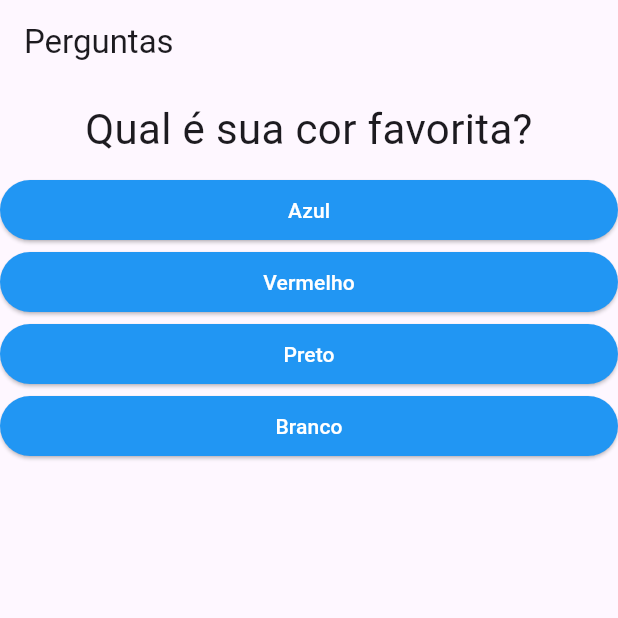
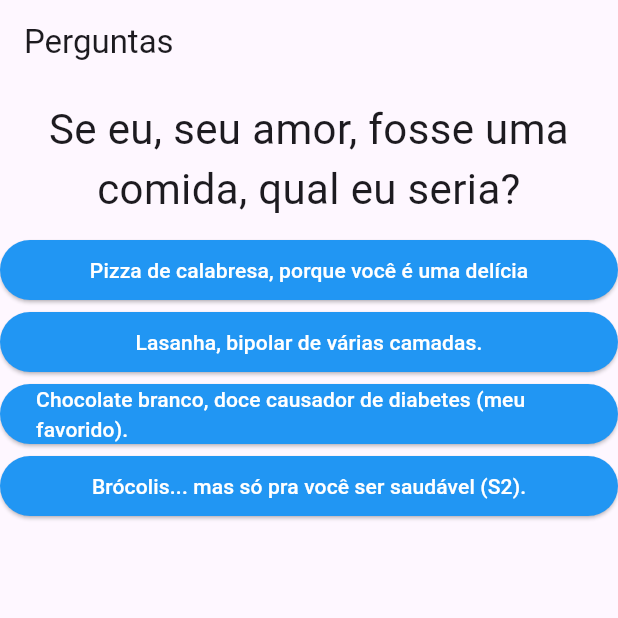
Before and after one commit to Wendelsena/FirstTest_Flutter, a Flutter app: the screen it shows after launch, on a phone screen of 412 x 824 dp, the top half of it. Run offline on Flutter 3.47's test engine with Material 3 defaults, Android fonts, the phone set to English and light mode, and no system bars.

Commit message:
Ajuste das Questões

```diff
--- a/lib/main.dart
+++ b/lib/main.dart
@@ -1,5 +1,5 @@
-import 'package:first_test_flutter/questao.dart';
-import 'package:first_test_flutter/resposta.dart';
+
+import 'package:first_test_flutter/questionario.dart';
 import 'package:first_test_flutter/resultado.dart';
 import 'package:flutter/material.dart';
 
@@ -13,18 +13,51 @@ class _PerguntaAppState extends State<PerguntaApp> {
   var _perguntaSelecionada = 0; // Variável que armazena o índice da pergunta atual.
   final _perguntas = const [  // Declara uma lista de strings chamada 'perguntas'
       {
-        'texto' : 'Qual é sua cor favorita?',
-        'respostas' : ['Azul', 'Vermelho', 'Preto', 'Branco',],
+        'texto' : 'Se eu, seu amor, fosse uma comida, qual eu seria?',
+        'respostas' : [
+          {'texto' : 'Pizza de calabresa, porque você é uma delícia', 'nota' : 10},
+          {'texto' : 'Lasanha, bipolar de várias camadas.', 'nota' : 10},
+          {'texto' : 'Chocolate branco, doce causador de diabetes (meu favorido).', 'nota' : 10},
+          {'texto' : 'Brócolis... mas só pra você ser saudável (S2).', 'nota' : 10},
+        ],
       },
       {
-        'texto' : 'Qual é seu jogo favorita?',
-        'respostas' : ['Red Dead 2', 'GTA 5', 'The Witcher 3', 'Dark Souls'],
+        'texto' : 'Se você pudesse escolher, qual seria seu superpoder?',
+        'respostas' : [
+          {'texto' : 'Invisibilidade, porque sou ciúmento, paranóico com dependência emocional.', 'nota' : 10},
+          {'texto' : 'Voar, pra fugir de mim :(', 'nota' : 0},
+          {'texto' : 'Teletransporte, pra estar sempre pertinho do seu amor (eu).', 'nota' : 10},
+          {'texto' : 'Força sobre-humana, pra aguentar meu humor insuportával.', 'nota' : 10},
+        ],
       },
       {
-        'texto' : 'Qual é seu anime favorito?',
-        'respostas' : ['One Piece', 'Naruto Shippuden', 'Cowboy Bebop', 'Jujutsu Kaisen',]
+        'texto' : 'Se eu fosse um filme, qual seria o gênero?',
+        'respostas' : [
+          {'texto' : 'Comédia romântica, porque sou um charme (usando o app pra infliar meu ego).', 'nota' : 10},
+          {'texto' : 'Ação (vir me ver na Cidade Nova não é facíl).', 'nota' : 10},
+          {'texto' : 'Drama, porque às vezes eu sou dramático e insuportavél (desculpa).', 'nota' : 10},
+          {'texto' : 'Ficção científica, nosso amor é de outro mundo gata!', 'nota' : 10},
+        ],
       },
-    ];
+      {
+        'texto' : 'O que você mais ama quando estamos juntos? (Quero sinceridade nessa)',
+        'respostas' : [
+          {'texto' : 'Quando pedimos temake pra comer.', 'nota' : 10},
+          {'texto' : 'Quando a gente vai em japa encher o buxo.', 'nota' : 10},
+          {'texto' : 'Quando a gente come sushi', 'nota' : 10},
+          {'texto' : 'Tudo, não consigo escolher só uma coisa!', 'nota' : 10},
+        ],
+      },
+          {
+      'texto' : 'Se a gente fosse viajar agora, qual seria o destino perfeito?',
+      'respostas' : [
+        {'texto' : 'Paris, a cidade do amor, ulala', 'nota' : 10},
+        {'texto' : 'Ilhas Maldivas, só nós dois e o mar eitaporra.', 'nota' : 10},
+        {'texto' : 'co-com certeza Tóquio, we-wendelru-sama.', 'nota' : 10},
+        {'texto' : 'Pintópolis - MG.', 'nota' : 10},
+       ],
+     },
+   ];
 
   void _responder() {
     if (temPerguntaSelecionada) {
@@ -39,15 +72,6 @@ bool get temPerguntaSelecionada {
 }
   @override
   Widget build(BuildContext context) { // O método build é obrigatório em um StatelessWidget, e é onde a interface do widget é definida
-
-    List<String> respostas = temPerguntaSelecionada
-    ? _perguntas[_perguntaSelecionada]['respostas'] as List<String> : [];
-    // Declara uma lista de strings 'respostas', pegando o valor da chave 'respostas' do mapa 'perguntas'.
-    // O 'as List<String>' garante que o Dart saiba que esse valor é uma lista de strings.
-
-    List<Widget> widgets = respostas.map((t) => Resposta(t, _responder)).toList();
-    // O método 'map' itera sobre a lista de respostas e cria um widget 'Resposta' para cada item (t).
-    // A função 'map' retorna um Iterable, então usamos '.toList()' para convertê-lo em uma lista de widgets.
 
 
 
@@ -69,15 +93,11 @@ bool get temPerguntaSelecionada {
         appBar: AppBar( // AppBar é a barra de título no topo da tela
           title: Text('Perguntas'),
         ),
-        body: temPerguntaSelecionada ? Column( // Column é um widget que organiza seus filhos em uma coluna vertical
-          children: <Widget>[  // Adiciona a pergunta como um widget no layout.
-            Questao(_perguntas[_perguntaSelecionada]['texto'] as String),
-            ...widgets,
-             /* O '...respostas' é o operador spread, que pega cada item da lista 'respostas'
-                e os insere individualmente na lista de widgets da Column.
-                Assim, cada botão de resposta será adicionado dinamicamente de acordo com a pergunta selecionada. */
-          ],
-        ) : Resultado(),
+        body: temPerguntaSelecionada
+        ? Questionario(perguntas: _perguntas,
+                       perguntaSelecionada: _perguntaSelecionada,
+                       responder: _responder)
+         : Resultado(),
       ),
     );
   }
--- /dev/null
+++ b/lib/questionario.dart
@@ -0,0 +1,43 @@
+import 'package:first_test_flutter/questao.dart';
+import 'package:first_test_flutter/resposta.dart';
+import 'package:flutter/material.dart';
+
+class Questionario extends StatelessWidget {
+  final List<Map<String, Object>> perguntas;
+  final int perguntaSelecionada;
+  final void Function() responder;
+
+  Questionario({
+    required this.perguntas,
+    required this.perguntaSelecionada,
+    required this.responder
+  });
+
+  bool get temPerguntaSelecionada {
+  return perguntaSelecionada < perguntas.length; // se pergunta for maior que tamanho da lista
+  }
+
+  @override
+  Widget build(BuildContext context) {
+
+
+    List<Map<String, Object>> respostas = temPerguntaSelecionada
+    ? perguntas[perguntaSelecionada]['respostas'] as List<Map<String, Object>> : [];
+    // Declara uma lista de strings 'respostas', pegando o valor da chave 'respostas' do mapa 'perguntas'.
+    // O 'as List<String>' garante que o Dart saiba que esse valor é uma lista de strings.
+     List<Widget> widgets = respostas.map((resp) => Resposta(resp['texto'] as String, responder)).toList();
+    // O método 'map' itera sobre a lista de respostas e cria um widget 'Resposta' para cada item (t).
+    // A função 'map' retorna um Iterable, então usamos '.toList()' para convertê-lo em uma lista de widgets.
+
+
+    return Column( // Column é um widget que organiza seus filhos em uma coluna vertical
+      children: <Widget> [  // Adiciona a pergunta como um widget no layout.
+        Questao(perguntas[perguntaSelecionada]['texto'] as String),
+        ...widgets,
+          /* O '...respostas' é o operador spread, que pega cada item da lista 'respostas'
+            e os insere individualmente na lista de widgets da Column.
+            Assim, cada botão de resposta será adicionado dinamicamente de acordo com a pergunta selecionada. */
+      ],
+    );
+  }
+}
```
